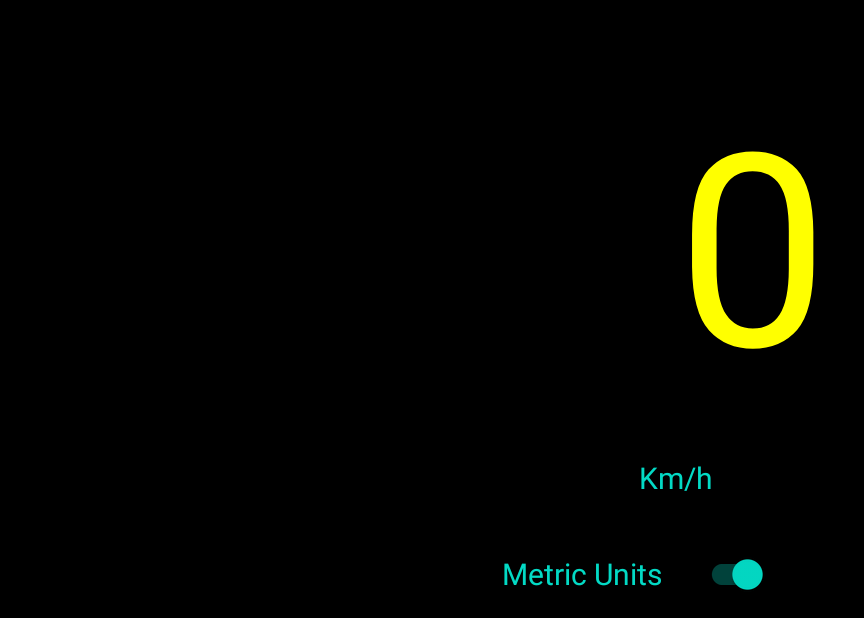
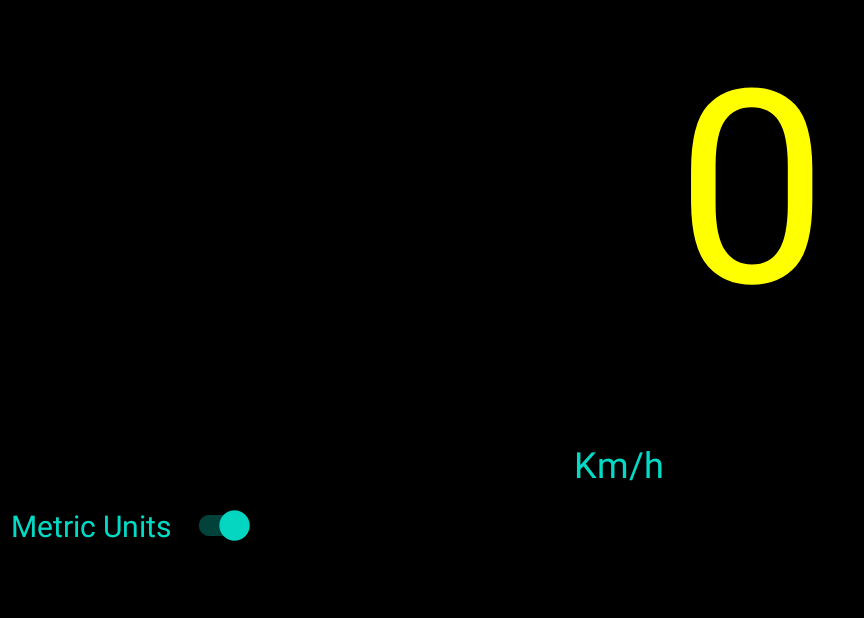
Before and after one commit to alvarengaricardo/speedometer, an Android app: the screen it shows after launch (MainActivity), on a phone screen of 824 x 412 dp (held sideways). Shown: the whole screen, without its empty margins (0-864 px from the left). Run offline under Robolectric (Android 15) with nearby library versions, the phone set to English and light mode, and no system bars.

Commit message:
User Interface

```diff
--- a/app/src/main/java/com/example/speedometer/MainActivity.java
+++ b/app/src/main/java/com/example/speedometer/MainActivity.java
@@ -22,8 +22,8 @@
 
 public class MainActivity extends AppCompatActivity implements LocationListener {
 
-    SwitchCompat sw_metric;
-    TextView tv_speed, tv_label;
+    private SwitchCompat sw_metric;
+    private TextView tv_speed, tv_label;
 
     @Override
     protected void onCreate(Bundle savedInstanceState) {
@@ -62,6 +62,7 @@
     }
 
     private void updateSpeed(CLocation location) {
+
         float nCurrentSpeed = 0;
 
         if (location != null) {
@@ -70,17 +71,17 @@
         }
 
         Formatter fmt = new Formatter(new StringBuilder());
-        fmt.format(Locale.US,"%5.0f", nCurrentSpeed);
+        fmt.format(Locale.US, "%5.0f", nCurrentSpeed);
         String strCurrentSpeed = fmt.toString();
         //strCurrentSpeed = strCurrentSpeed.replace(" ", "0");
 
         tv_speed.setText(strCurrentSpeed);
-        if(this.useMetricUnits()){
-          //  tv_speed.setText(strCurrentSpeed);
+        if (this.useMetricUnits()) {
+            //  tv_speed.setText(strCurrentSpeed);
             tv_label.setText("Km/h");
 
         } else {
-         //   tv_speed.setText(strCurrentSpeed);
+            //   tv_speed.setText(strCurrentSpeed);
             tv_label.setText("Miles/h");
         }
     }
@@ -123,4 +124,5 @@
     public void onProviderDisabled(@NonNull String provider) {
         LocationListener.super.onProviderDisabled(provider);
     }
+
 }
--- a/app/src/main/res/layout/activity_main.xml
+++ b/app/src/main/res/layout/activity_main.xml
@@ -1,50 +1,53 @@
 <?xml version="1.0" encoding="utf-8"?>
-<RelativeLayout xmlns:android="http://schemas.android.com/apk/res/android"
+<androidx.constraintlayout.widget.ConstraintLayout xmlns:android="http://schemas.android.com/apk/res/android"
+    xmlns:app="http://schemas.android.com/apk/res-auto"
     xmlns:tools="http://schemas.android.com/tools"
+    android:id="@+id/linearLayout"
     android:layout_width="match_parent"
     android:layout_height="match_parent"
     android:background="@color/black"
-    android:screenOrientation="landscape"
     tools:context=".MainActivity">
 
     <TextView
         android:id="@+id/tv_speed"
-        android:layout_width="match_parent"
-        android:layout_height="wrap_content"
-        android:layout_alignParentTop="true"
-        android:layout_centerHorizontal="true"
-        android:layout_marginTop="40dp"
-        android:gravity="center"
+        android:layout_width="344dp"
+        android:layout_height="296dp"
+        android:gravity="center_horizontal"
         android:text="@string/zero"
         android:textColor="@color/yellow"
-        android:textSize="180sp" />
+        android:textSize="180sp"
+        app:layout_constraintBottom_toTopOf="@+id/tv_label"
+        app:layout_constraintEnd_toEndOf="parent"
+        app:layout_constraintHorizontal_bias="0.498"
+        app:layout_constraintStart_toStartOf="parent"
+        app:layout_constraintTop_toTopOf="parent" />
 
     <TextView
         android:id="@+id/tv_label"
-        android:layout_width="wrap_content"
+        android:layout_width="0dp"
         android:layout_height="wrap_content"
-        android:layout_alignStart="@+id/tv_speed"
-        android:layout_alignParentBottom="true"
-        android:layout_centerInParent="true"
-        android:layout_marginStart="425dp"
-        android:layout_marginTop="100dp"
-        android:layout_marginBottom="80dp"
-        android:gravity="center"
+        android:gravity="center|center_horizontal"
         android:text="@string/km_h"
         android:textColor="@color/teal_200"
-        android:textSize="20sp"/>
+        android:textSize="24sp"
+        app:layout_constraintBottom_toTopOf="@+id/sw_metric"
+        app:layout_constraintEnd_toEndOf="parent"
+        app:layout_constraintStart_toStartOf="parent"
+        app:layout_constraintTop_toBottomOf="@+id/tv_speed" />
 
     <androidx.appcompat.widget.SwitchCompat
         android:id="@+id/sw_metric"
-        android:layout_width="200dp"
-        android:layout_height="wrap_content"
-        android:layout_alignParentBottom="true"
-        android:layout_centerHorizontal="true"
-        android:layout_marginBottom="5dp"
+        android:layout_width="170dp"
+        android:layout_height="50dp"
+        android:layout_marginBottom="40dp"
         android:checked="true"
-        android:gravity="center"
+        android:gravity="center|center_horizontal"
         android:text="@string/metric_units"
         android:textColor="@color/teal_200"
-        android:textSize="20sp"/>
+        android:textSize="20sp"
+        app:layout_constraintBottom_toBottomOf="parent"
+        app:layout_constraintTop_toBottomOf="@+id/tv_label"
+        tools:ignore="MissingConstraints"
+        tools:layout_editor_absoluteX="336dp" />
 
-</RelativeLayout>
+</androidx.constraintlayout.widget.ConstraintLayout>
```
